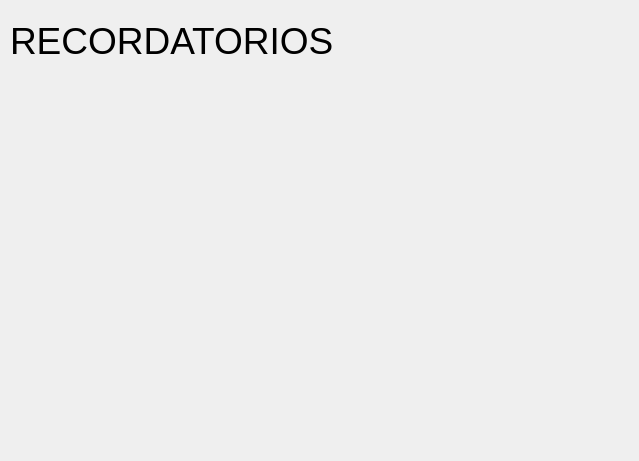
First picture: the form in form.ui, repository RDRR7/Examen2, before the edit.
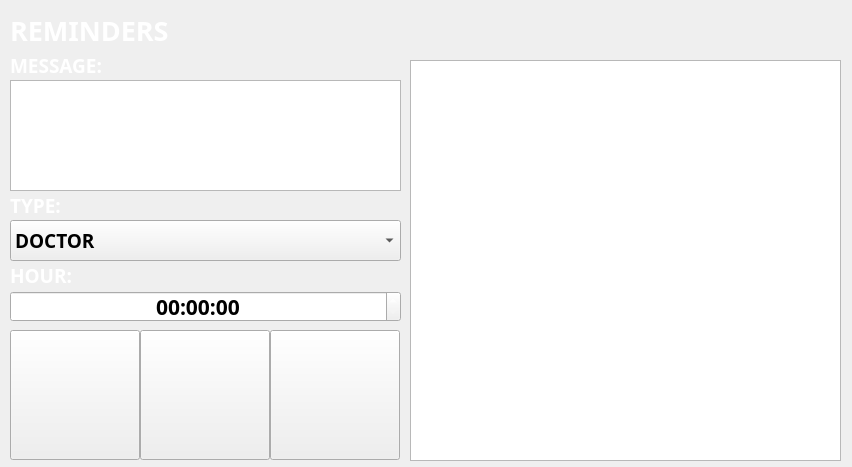
Second picture: the form after the edit. Icons and pictures are not drawn.

```diff
--- a/form.ui
+++ b/form.ui
@@ -6,49 +6,339 @@
    <rect>
     <x>0</x>
     <y>0</y>
-    <width>639</width>
-    <height>461</height>
+    <width>852</width>
+    <height>467</height>
    </rect>
   </property>
+  <property name="palette">
+   <palette>
+    <active>
+     <colorrole role="WindowText">
+      <brush brushstyle="SolidPattern">
+       <color alpha="255">
+        <red>255</red>
+        <green>255</green>
+        <blue>255</blue>
+       </color>
+      </brush>
+     </colorrole>
+     <colorrole role="Text">
+      <brush brushstyle="SolidPattern">
+       <color alpha="255">
+        <red>0</red>
+        <green>0</green>
+        <blue>0</blue>
+       </color>
+      </brush>
+     </colorrole>
+    </active>
+    <inactive>
+     <colorrole role="WindowText">
+      <brush brushstyle="SolidPattern">
+       <color alpha="255">
+        <red>255</red>
+        <green>255</green>
+        <blue>255</blue>
+       </color>
+      </brush>
+     </colorrole>
+     <colorrole role="Text">
+      <brush brushstyle="SolidPattern">
+       <color alpha="255">
+        <red>0</red>
+        <green>0</green>
+        <blue>0</blue>
+       </color>
+      </brush>
+     </colorrole>
+    </inactive>
+    <disabled>
+     <colorrole role="WindowText">
+      <brush brushstyle="SolidPattern">
+       <color alpha="255">
+        <red>120</red>
+        <green>120</green>
+        <blue>120</blue>
+       </color>
+      </brush>
+     </colorrole>
+     <colorrole role="Text">
+      <brush brushstyle="SolidPattern">
+       <color alpha="255">
+        <red>120</red>
+        <green>120</green>
+        <blue>120</blue>
+       </color>
+      </brush>
+     </colorrole>
+    </disabled>
+   </palette>
+  </property>
   <property name="windowTitle">
    <string>Form</string>
   </property>
   <widget class="QLabel" name="label_date">
    <property name="geometry">
     <rect>
-     <x>10</x>
-     <y>60</y>
-     <width>371</width>
+     <x>410</x>
+     <y>10</y>
+     <width>431</width>
      <height>41</height>
     </rect>
    </property>
    <property name="font">
     <font>
-     <pointsize>28</pointsize>
+     <family>Arial Black</family>
+     <pointsize>18</pointsize>
+     <weight>75</weight>
+     <bold>true</bold>
     </font>
    </property>
    <property name="text">
     <string/>
    </property>
+   <property name="alignment">
+    <set>Qt::AlignCenter</set>
+   </property>
   </widget>
   <widget class="QLabel" name="Title">
    <property name="geometry">
     <rect>
      <x>10</x>
-     <y>20</y>
+     <y>10</y>
      <width>371</width>
      <height>41</height>
     </rect>
    </property>
    <property name="font">
     <font>
-     <pointsize>28</pointsize>
+     <family>Arial Black</family>
+     <pointsize>20</pointsize>
+     <weight>75</weight>
+     <bold>true</bold>
+     <underline>false</underline>
     </font>
    </property>
    <property name="text">
-    <string>RECORDATORIOS</string>
+    <string>REMINDERS</string>
    </property>
   </widget>
+  <widget class="QTableWidget" name="table">
+   <property name="geometry">
+    <rect>
+     <x>410</x>
+     <y>60</y>
+     <width>431</width>
+     <height>401</height>
+    </rect>
+   </property>
+  </widget>
+  <widget class="QPushButton" name="pushButton_add">
+   <property name="geometry">
+    <rect>
+     <x>10</x>
+     <y>330</y>
+     <width>130</width>
+     <height>130</height>
+    </rect>
+   </property>
+   <property name="styleSheet">
+    <string notr="true">background-image: url(:/plus.jpg);</string>
+   </property>
+   <property name="text">
+    <string/>
+   </property>
+  </widget>
+  <widget class="QPushButton" name="pushButton_back">
+   <property name="geometry">
+    <rect>
+     <x>270</x>
+     <y>330</y>
+     <width>130</width>
+     <height>130</height>
+    </rect>
+   </property>
+   <property name="styleSheet">
+    <string notr="true">background-image: url(:/back.jpg);</string>
+   </property>
+   <property name="text">
+    <string/>
+   </property>
+  </widget>
+  <widget class="QPushButton" name="pushButton_delete">
+   <property name="geometry">
+    <rect>
+     <x>140</x>
+     <y>330</y>
+     <width>130</width>
+     <height>130</height>
+    </rect>
+   </property>
+   <property name="styleSheet">
+    <string notr="true">background-image: url(:/delete.jpg);</string>
+   </property>
+   <property name="text">
+    <string/>
+   </property>
+  </widget>
+  <widget class="QComboBox" name="comboBox_type">
+   <property name="geometry">
+    <rect>
+     <x>10</x>
+     <y>220</y>
+     <width>391</width>
+     <height>41</height>
+    </rect>
+   </property>
+   <property name="font">
+    <font>
+     <family>Arial Black</family>
+     <pointsize>14</pointsize>
+     <weight>75</weight>
+     <bold>true</bold>
+    </font>
+   </property>
+   <item>
+    <property name="text">
+     <string>DOCTOR</string>
+    </property>
+   </item>
+   <item>
+    <property name="text">
+     <string>MARKET</string>
+    </property>
+   </item>
+   <item>
+    <property name="text">
+     <string>NOTE</string>
+    </property>
+   </item>
+   <item>
+    <property name="text">
+     <string>MEETING</string>
+    </property>
+   </item>
+  </widget>
+  <widget class="QLabel" name="Title_2">
+   <property name="geometry">
+    <rect>
+     <x>10</x>
+     <y>190</y>
+     <width>201</width>
+     <height>31</height>
+    </rect>
+   </property>
+   <property name="font">
+    <font>
+     <family>Arial Black</family>
+     <pointsize>14</pointsize>
+     <weight>75</weight>
+     <bold>true</bold>
+    </font>
+   </property>
+   <property name="text">
+    <string>TYPE:</string>
+   </property>
+  </widget>
+  <widget class="QLabel" name="Title_3">
+   <property name="geometry">
+    <rect>
+     <x>10</x>
+     <y>50</y>
+     <width>201</width>
+     <height>31</height>
+    </rect>
+   </property>
+   <property name="font">
+    <font>
+     <family>Arial Black</family>
+     <pointsize>14</pointsize>
+     <weight>75</weight>
+     <bold>true</bold>
+    </font>
+   </property>
+   <property name="text">
+    <string>MESSAGE:</string>
+   </property>
+  </widget>
+  <widget class="QPlainTextEdit" name="msg">
+   <property name="geometry">
+    <rect>
+     <x>10</x>
+     <y>80</y>
+     <width>391</width>
+     <height>111</height>
+    </rect>
+   </property>
+  </widget>
+  <widget class="QLabel" name="Title_4">
+   <property name="geometry">
+    <rect>
+     <x>10</x>
+     <y>260</y>
+     <width>201</width>
+     <height>31</height>
+    </rect>
+   </property>
+   <property name="font">
+    <font>
+     <family>Arial Black</family>
+     <pointsize>14</pointsize>
+     <weight>75</weight>
+     <bold>true</bold>
+    </font>
+   </property>
+   <property name="text">
+    <string>HOUR:</string>
+   </property>
+  </widget>
+  <widget class="QTimeEdit" name="timeEdit">
+   <property name="geometry">
+    <rect>
+     <x>10</x>
+     <y>291</y>
+     <width>391</width>
+     <height>31</height>
+    </rect>
+   </property>
+   <property name="font">
+    <font>
+     <family>Arial Black</family>
+     <pointsize>16</pointsize>
+     <weight>75</weight>
+     <bold>true</bold>
+    </font>
+   </property>
+   <property name="alignment">
+    <set>Qt::AlignCenter</set>
+   </property>
+  </widget>
+  <widget class="QLabel" name="background">
+   <property name="geometry">
+    <rect>
+     <x>0</x>
+     <y>0</y>
+     <width>851</width>
+     <height>471</height>
+    </rect>
+   </property>
+   <property name="text">
+    <string/>
+   </property>
+  </widget>
+  <zorder>background</zorder>
+  <zorder>label_date</zorder>
+  <zorder>Title</zorder>
+  <zorder>table</zorder>
+  <zorder>pushButton_add</zorder>
+  <zorder>pushButton_back</zorder>
+  <zorder>pushButton_delete</zorder>
+  <zorder>comboBox_type</zorder>
+  <zorder>Title_2</zorder>
+  <zorder>Title_3</zorder>
+  <zorder>msg</zorder>
+  <zorder>Title_4</zorder>
+  <zorder>timeEdit</zorder>
  </widget>
  <resources/>
  <connections/>
```
